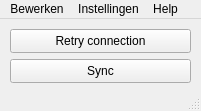
duisterethomas/rooster-epd, file UI files/rooster-epd.ui: the form before one commit.
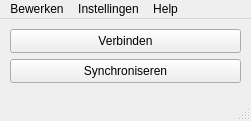
The form after the commit.

Patch:
```diff
--- a/UI files/rooster-epd.ui
+++ b/UI files/rooster-epd.ui
@@ -6,8 +6,8 @@
    <rect>
     <x>0</x>
     <y>0</y>
-    <width>201</width>
-    <height>111</height>
+    <width>251</width>
+    <height>121</height>
    </rect>
   </property>
   <property name="sizePolicy">
@@ -18,14 +18,14 @@
   </property>
   <property name="minimumSize">
    <size>
-    <width>201</width>
-    <height>111</height>
+    <width>251</width>
+    <height>121</height>
    </size>
   </property>
   <property name="maximumSize">
    <size>
-    <width>201</width>
-    <height>111</height>
+    <width>251</width>
+    <height>121</height>
    </size>
   </property>
   <property name="windowTitle">
@@ -37,12 +37,12 @@
      <rect>
       <x>10</x>
       <y>40</y>
-      <width>181</width>
+      <width>231</width>
       <height>24</height>
      </rect>
     </property>
     <property name="text">
-     <string>Sync</string>
+     <string>Synchroniseren</string>
     </property>
    </widget>
    <widget class="QPushButton" name="retry_connection_button">
@@ -50,12 +50,12 @@
      <rect>
       <x>10</x>
       <y>10</y>
-      <width>181</width>
+      <width>231</width>
       <height>24</height>
      </rect>
     </property>
     <property name="text">
-     <string>Retry connection</string>
+     <string>Verbinden</string>
     </property>
    </widget>
   </widget>
@@ -65,8 +65,8 @@
     <rect>
      <x>0</x>
      <y>0</y>
-     <width>201</width>
-     <height>22</height>
+     <width>251</width>
+     <height>33</height>
     </rect>
    </property>
    <widget class="QMenu" name="menuSettings">
```
Left out of the diff: 12 changed lines with no effect on the pictures.
